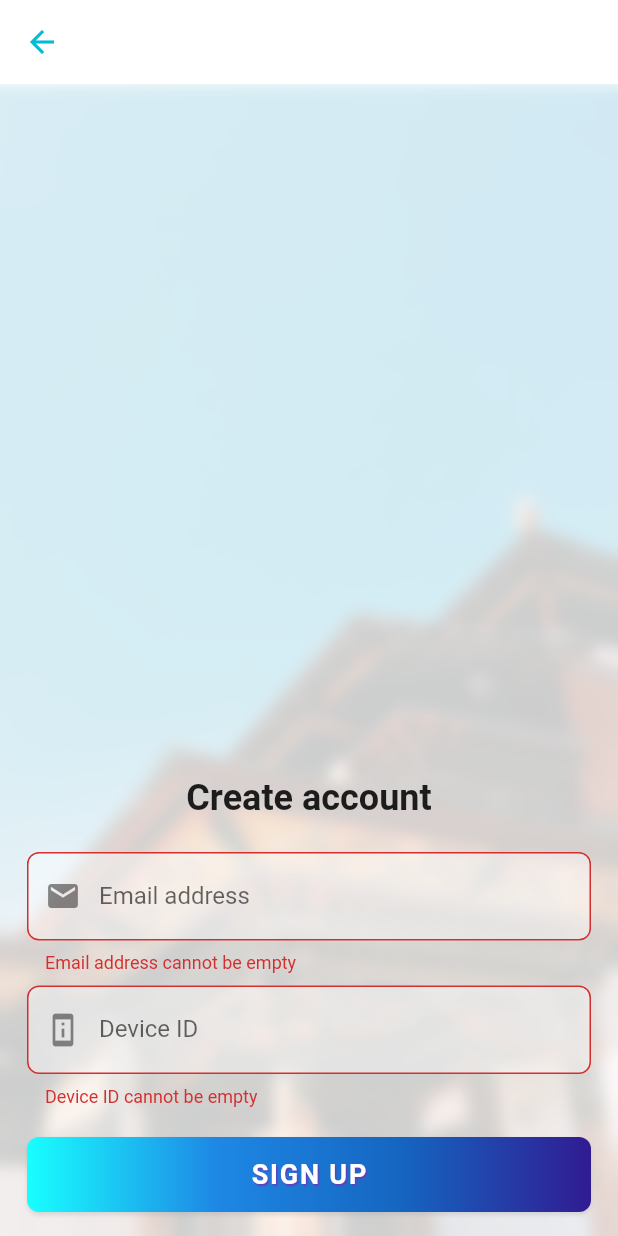
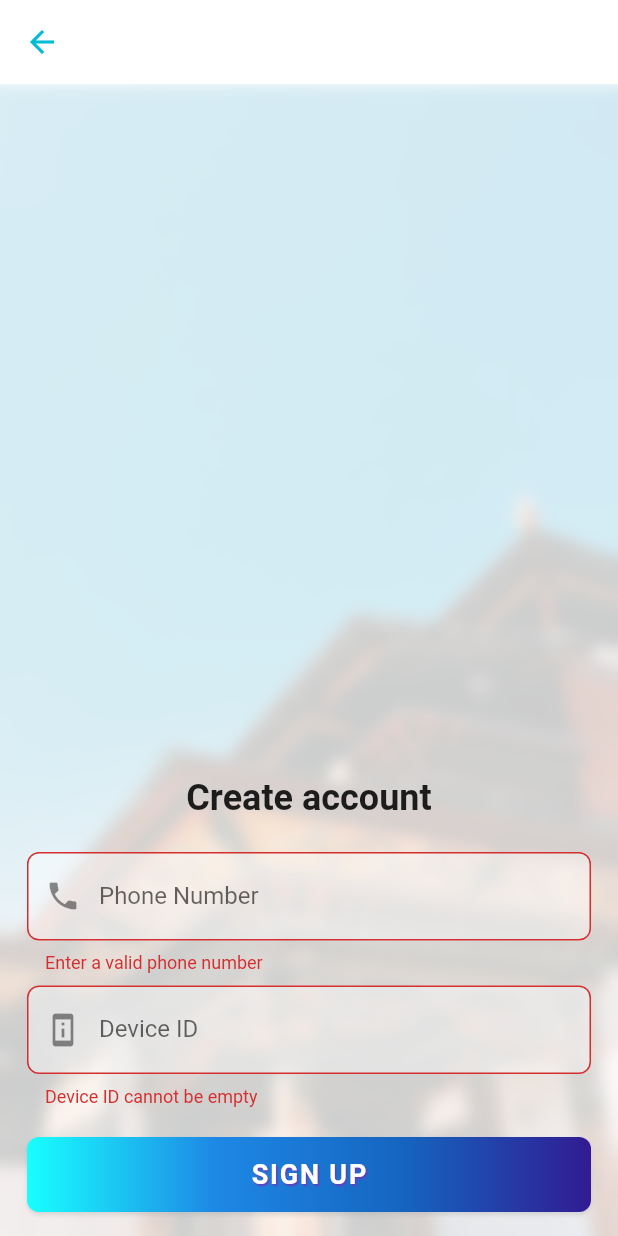
Before and after one commit to tashi-iu/innohome-app, a Flutter app: the SignUpPage screen opened by its route, after a tap on "SIGN UP", on a phone screen of 412 x 824 dp. Run offline on Flutter 3.47's test engine with Material 2 defaults, Android fonts, the phone set to English and light mode, and no system bars; our stand-ins replace image_picker, sqflite; missing offline and left inert: mqtt_client, wifi; accounts and stored records are empty; network calls fail.

Commit message:
Finalizing for production

```diff
--- a/lib/config/config_api_endpoints.dart
+++ b/lib/config/config_api_endpoints.dart
@@ -6,3 +6,4 @@ String loginEndPoint = "$host/smart-switch/users/login";
 String verifySignUpEndPoint = "$host/smart-switch/users/verify";
 String verifyLoginEndPoint = "$host/smart-switch/users/login/verify";
 String postDataEndPoint = "$host/smart-switch/mainhub";
+String resendSignUpCodeEndPoint = "$host/smart-switch/users/resendcode";
--- a/lib/pages/about_page.dart
+++ b/lib/pages/about_page.dart
@@ -52,14 +52,14 @@ class AboutPage extends StatelessWidget {
               ),
               FlatButton(
                 child: Text(
-                  "innohome777@gmail.com",
+                  "innohome2018@gmail.com",
                   style: TextStyle(color: Colors.cyan, fontSize: 18),
                 ),
                 onPressed: () {},
               ),
               FlatButton(
                 child: Text(
-                  "+97517301354 / +97517324686 / +97517606708",
+                  "+97517301354 | +97517324686 | +97517606708",
                   style: TextStyle(color: Colors.cyan, fontSize: 18),
                 ),
                 onPressed: () {},
--- a/lib/pages/login_confirmation.dart
+++ b/lib/pages/login_confirmation.dart
@@ -12,9 +12,9 @@ import '../util/network_util.dart';
 import '../util/database_helper.dart';
 
 class LoginConfirmationPage extends StatefulWidget {
-  final String email;
+  final String phone;
 
-  LoginConfirmationPage(this.email);
+  LoginConfirmationPage(this.phone);
 
   @override
   State<StatefulWidget> createState() => _LoginConfirmationPageState();
@@ -127,7 +127,7 @@ class _LoginConfirmationPageState extends State<LoginConfirmationPage> {
                   _loading = true;
                 });
                 Map<String, String> response =
-                    await verifyLogin(widget.email, code);
+                    await verifyLogin(widget.phone, code);
                 setState(() {
                   _loading = true;
                 });
--- a/lib/pages/login_page.dart
+++ b/lib/pages/login_page.dart
@@ -20,27 +20,13 @@ class _LoginPageState extends State<LoginPage> {
   final _signUpKey = GlobalKey<FormState>();
 
   var db = DatabaseHelper();
-  String email;
+  String phone;
 
-  String _validateEmail(String value) {
-    if (value.isEmpty) {
-      // The form is empty
-      return "Email address cannot be empty";
+  String _validatePhone(String value) {
+    if (value.isEmpty || value.length != 8 || int.tryParse(value) == null) {
+      return "Enter a valid phone number";
     }
-    //regular expression for email addresses
-    String p = "[a-zA-Z0-9\+\.\_\%\-\+]{1,256}" +
-        "\\@" +
-        "[a-zA-Z0-9][a-zA-Z0-9\\-]{0,64}" +
-        "(" +
-        "\\." +
-        "[a-zA-Z0-9][a-zA-Z0-9\\-]{0,25}" +
-        ")+";
-    RegExp regExp = new RegExp(p);
-
-    if (regExp.hasMatch(value)) {
-      //the email is valid
     return null;
-    }
   }
 
   bool _awaitLogIn = false;
@@ -78,7 +64,9 @@ class _LoginPageState extends State<LoginPage> {
   }
 
   Widget _loginPage() {
-    return ListView(reverse: true, children: <Widget>[
+    return ListView(
+      reverse: true,
+      children: <Widget>[
         Padding(
           padding: EdgeInsets.only(bottom: 20),
         ),
@@ -115,11 +103,11 @@ class _LoginPageState extends State<LoginPage> {
                   if (_signUpKey.currentState.validate()) {
                     _signUpKey.currentState.save();
                     print("validation completed");
-                      print("$email");
+                    print("$phone");
                     setState(() {
                       _awaitLogIn = true;
                     });
-                      Map<String, String> response = await login(email);
+                    Map<String, String> response = await login(phone);
                     //   Map<String, String> response = await login(email, password);
                     setState(() {
                       _awaitLogIn = false;
@@ -128,16 +116,30 @@ class _LoginPageState extends State<LoginPage> {
                     String message = response["message"];
                     String type = response["type"];
 
-                      if(type=="null"){
-                        //no network error To do Tashi
-                      }else if(type == "error"){
-                        //to do tashi error pop up
+                    if (type == "null") {
+                      showDialog(
+                          context: context,
+                          builder: (context) {
+                            return ErrorPopup(
+                              text:
+                                  "Signup failed. Check your internet connection and try again.",
+                            );
+                          });
+                    } else if (type == "error") {
                       print(message);
-                      }else if(type == "success"){
+                      print("hello from error");
+                      showDialog(
+                          context: context,
+                          builder: (context) {
+                            return ErrorPopup(
+                              text: message,
+                            );
+                          });
+                    } else if (type == "success") {
                       Navigator.push(
                         context,
                         MaterialPageRoute(
-                      builder: (context) => LoginConfirmationPage(email),
+                          builder: (context) => LoginConfirmationPage(phone),
                         ),
                       );
                     }
@@ -171,13 +173,13 @@ class _LoginPageState extends State<LoginPage> {
                 },
         ),
         LoginInputTextField(
-            labelText: "Email",
-            keyboardType: TextInputType.emailAddress,
-            hintText: "dorji72@gmail.com",
+          labelText: "Phone Number",
+          keyboardType: TextInputType.number,
+          hintText: "17654321",
           obscureText: false,
-            validator: _validateEmail,
+          validator: _validatePhone,
           onSaved: (value) {
-              this.email = value;
+            this.phone = value;
           },
         ),
         Padding(
--- a/lib/pages/signup_page.dart
+++ b/lib/pages/signup_page.dart
@@ -19,38 +19,21 @@ class SignUpPage extends StatefulWidget {
 class _SignUpPage extends State<SignUpPage> {
   final _signUpKey = GlobalKey<FormState>();
 
-  String email;
   String password;
   String deviceId;
   String username;
+  String phone;
   int noOfRooms;
 
   bool progress = false;
 
   var db = new DatabaseHelper();
 
-  String _validateEmail(String value) {
-    if (value.isEmpty) {
-      // The form is empty
-      return "Email address cannot be empty";
+  String _validatePhone(String value) {
+    if (value.isEmpty || value.length != 8 || int.tryParse(value) == null) {
+      return "Enter a valid phone number";
     }
-    //regular expression for email addresses
-    String p = "[a-zA-Z0-9\+\.\_\%\-\+]{1,256}" +
-        "\\@" +
-        "[a-zA-Z0-9][a-zA-Z0-9\\-]{0,64}" +
-        "(" +
-        "\\." +
-        "[a-zA-Z0-9][a-zA-Z0-9\\-]{0,25}" +
-        ")+";
-    RegExp regExp = new RegExp(p);
-
-    if (regExp.hasMatch(value)) {
-      //the email is valid
-      return null;
-    }
-
-    // The pattern of the email didn't match the regex above.
-    return 'Email is not valid';
+    return null;
   }
 
   String _validateDeviceId(String value) {
@@ -63,8 +46,6 @@ class _SignUpPage extends State<SignUpPage> {
     }
     return null;
   }
-
-
 
   @override
   Widget build(BuildContext context) {
@@ -115,14 +96,14 @@ class _SignUpPage extends State<SignUpPage> {
           obscureText: false,
         ),
         LoginInputTextField(
-          labelText: "Email address",
-          hintText: "dorji@gmail.bt",
-          prefixIcon: Icon(Icons.email),
-          keyboardType: TextInputType.emailAddress,
-          validator: _validateEmail,
+          labelText: "Phone Number",
+          hintText: "17654321",
+          prefixIcon: Icon(Icons.phone),
+          keyboardType: TextInputType.number,
+          validator: _validatePhone,
           controller: null,
           onSaved: (value) {
-            this.email = value;
+            this.phone = value;
           },
           obscureText: false,
         ),
@@ -173,7 +154,7 @@ class _SignUpPage extends State<SignUpPage> {
               if (_signUpKey.currentState.validate()) {
                 _signUpKey.currentState.save();
 
-                Map<String, String> response = await signUp(email, deviceId);
+                Map<String, String> response = await signUp(phone, deviceId);
 
                 String message = response["message"];
                 String type = response["type"];
@@ -199,11 +180,10 @@ class _SignUpPage extends State<SignUpPage> {
                         );
                       });
                 } else if (type == "success") {
-
                   Navigator.push(
                     context,
                     MaterialPageRoute(
-                      builder: (context) => ConfirmationPage(email, deviceId),
+                      builder: (context) => ConfirmationPage(phone, deviceId),
                     ),
                   );
                 }
--- a/lib/util/network_util.dart
+++ b/lib/util/network_util.dart
@@ -16,12 +16,12 @@ Future<Map> postData(String room, String switchName, String toggle, String xAuth
 
 
 //user signs up and get verification code.
-Future<Map> signUp(String email, String deviceId) async {
+Future<Map> signUp(String phone, String deviceId) async {
   String sourceURL = signUpEndPoint;
 
   Map<String, dynamic> body = {
-    "email": email,
-    "deviceId": deviceId,
+    "phoneNumber": "$phone",
+    "deviceId": "$deviceId",
   };
 
   try {
@@ -47,11 +47,11 @@ Future<Map> signUp(String email, String deviceId) async {
 }
 
 // Sign up verification
-Future<Map> verifySignUp(String email, String code) async {
+Future<Map> verifySignUp(String phone, String code) async {
   String sourceURL = verifySignUpEndPoint;
 
   Map<String, dynamic> body = {
-    "email": email,
+    "phoneNumber": phone,
     "verificationCode": code,
   };
 
@@ -83,11 +83,11 @@ Future<Map> verifySignUp(String email, String code) async {
 
 
 // Logim up verification
-Future<Map> verifyLogin(String email, String code) async {
+Future<Map> verifyLogin(String phone, String code) async {
   String sourceURL = verifyLoginEndPoint;
 
   Map<String, dynamic> body = {
-    "email": email,
+    "phoneNumber": phone,
     "loginCode": code,
   };
 
@@ -119,11 +119,11 @@ Future<Map> verifyLogin(String email, String code) async {
 }
 
 
-Future<Map> login(String email) async {
+Future<Map> login(String phone) async {
   String sourceURL = loginEndPoint;
 
   Map<String, dynamic> body = {
-    "email": email
+    "phoneNumber": "$phone"
   };
 
   try {
@@ -149,3 +149,34 @@ Future<Map> login(String email) async {
 
   return obj;
 }
+
+
+//user signs up and get verification code.
+Future<Map> resendSignUpCode(String phone) async {
+  String sourceURL = resendSignUpCodeEndPoint;
+
+  Map<String, dynamic> body = {
+    "phoneNumber": "$phone",
+  };
+
+  try {
+    http.Response response = await http.post(sourceURL,
+        headers: {'content-type': 'application/json'}, body: json.encode(body));
+    Map<String, dynamic> responseBody = json.decode(response.body);
+    Map<String, String> obj = {
+      "type": "${responseBody["type"]}",
+      "message": "${responseBody["message"]}",
+    };
+    return obj;
+
+  } catch (err) {
+    print("no network bahi");
+  }
+
+  Map<String, String> obj = {
+    "message": "null",
+    "type": "null",
+  };
+
+  return obj;
+}
```
Also changed, not shown: lib/pages/confirmation_page.dart (+56 -7 lines). Lines whose indentation alone changed are shown as unchanged.
